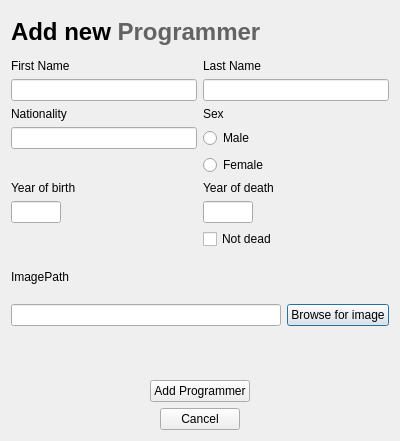
This is addprogrammerdialog.ui in DORB/Verkur3GUI as Qt 5 draws it before an edit. The edited form follows.
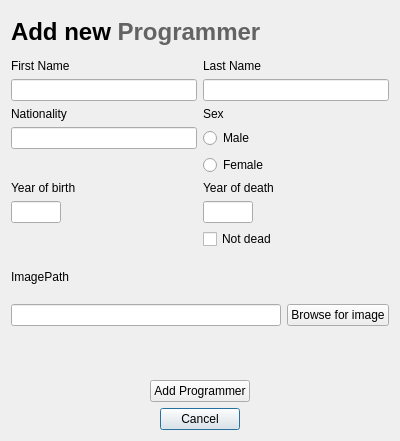
This is the edited form.

Commit message: default buttons bætt við

Diff of the .ui file:
```diff
--- a/addprogrammerdialog.ui
+++ b/addprogrammerdialog.ui
@@ -226,6 +226,9 @@
        <property name="text">
         <string>Cancel</string>
        </property>
+       <property name="default">
+        <bool>true</bool>
+       </property>
       </widget>
      </item>
     </layout>
```
The commit also changes 4 other files.
